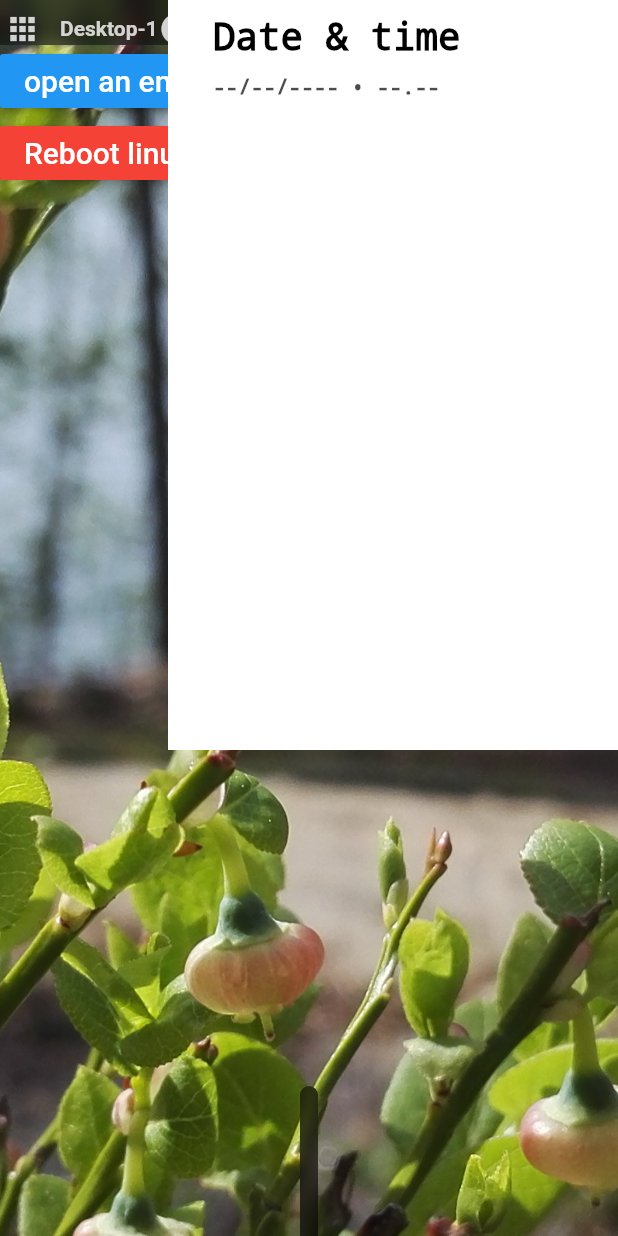
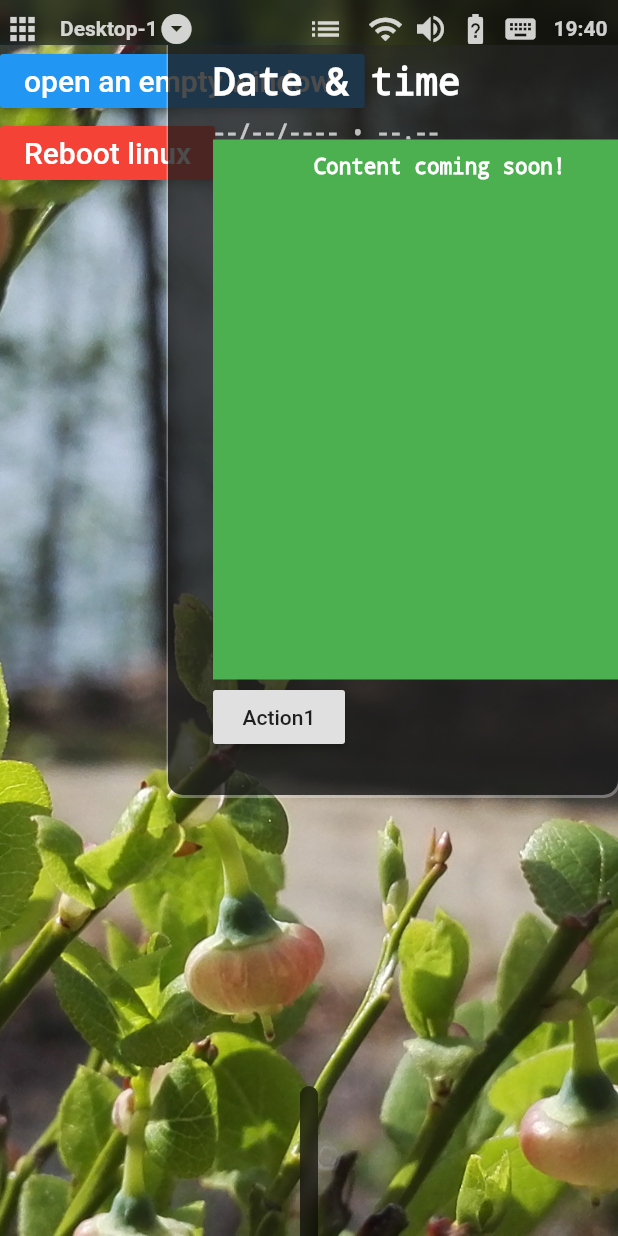
Before and after one commit to Jappe02/jappeOsDesktop, a Flutter app: the screen it shows after launch, after a tap on "19:40", on a phone screen of 412 x 824 dp. Run offline on Flutter 3.47's test engine with Material 2 defaults, Android fonts, the phone set to English and light mode, and no system bars.

Commit message:
Added boxdecoration and actions to the time dialog.

```diff
--- a/lib/desktop.dart
+++ b/lib/desktop.dart
@@ -292,12 +292,18 @@ class _MyDesktopPageState extends State<Desktop> {
                                                       alignment: Alignment.topRight,
                                                       children: <Widget>[
                                                         Padding(
-                                                          padding: const EdgeInsets.all(0),
+                                                          padding: const EdgeInsets.only(left: 0, top: 30, bottom: 0, right: 0,),
                                                           child: Container(
+                                                            decoration: BoxDecoration(
+                                                              borderRadius: BorderRadius.only(bottomLeft: Radius.circular(10), bottomRight: Radius.circular(10),),
+                                                              color: Colors.black45.withOpacity(0.7),
+                                                              boxShadow: [
+                                                                BoxShadow(offset: Offset(0, 1), color: Colors.white30, spreadRadius: 1,)
+                                                              ]
+                                                            ),
                                                             alignment: Alignment.topRight,
                                                             height: 500,
                                                             width: 300,
-                                                            color: Colors.white,
                                                             child: Container(
                                                               child: Column(
                                                                 children: [
@@ -309,7 +315,7 @@ class _MyDesktopPageState extends State<Desktop> {
                                                                       'Date & time',
                                                                       textAlign: TextAlign.left,
                                                                       style: TextStyle(
-                                                                        color: Colors.black,
+                                                                        color: Colors.white,
                                                                         fontSize: 25,
                                                                         decoration: TextDecoration.none,
                                                                       ),
@@ -323,10 +329,43 @@ class _MyDesktopPageState extends State<Desktop> {
                                                                       '--/--/---- • --.--',
                                                                       textAlign: TextAlign.left,
                                                                       style: TextStyle(
-                                                                        color: Colors.black.withOpacity(0.7),
+                                                                        color: Colors.white.withOpacity(0.7),
                                                                         fontSize: 14,
                                                                         decoration: TextDecoration.none,
                                                                       ),
+                                                                    ),
+                                                                  ),
+                                                                  Container( // Body
+                                                                    height: 360,
+                                                                    width: 270,
+                                                                    padding: EdgeInsets.only(top: 10, right: 35,),
+                                                                    color: Colors.green,
+                                                                    child: Text(
+                                                                      'Content coming soon!',
+                                                                      textAlign: TextAlign.right,
+                                                                      style: TextStyle(
+                                                                        color: Colors.white,
+                                                                        fontSize: 14,
+                                                                        decoration: TextDecoration.none,
+                                                                      ),
+                                                                    ),
+                                                                  ),
+                                                                  Container( // Actions
+                                                                    height: 50,
+                                                                    width: 270,
+                                                                    padding: EdgeInsets.only(right: 35,),
+
+                                                                    child: Row(
+                                                                      children: [
+                                                                        RaisedButton(
+                                                                          child: Text(
+                                                                            'Action1'
+                                                                          ),
+                                                                          onPressed: () {
+
+                                                                          }
+                                                                        ),
+                                                                      ],
                                                                     ),
                                                                   ),
                                                                 ],
```
